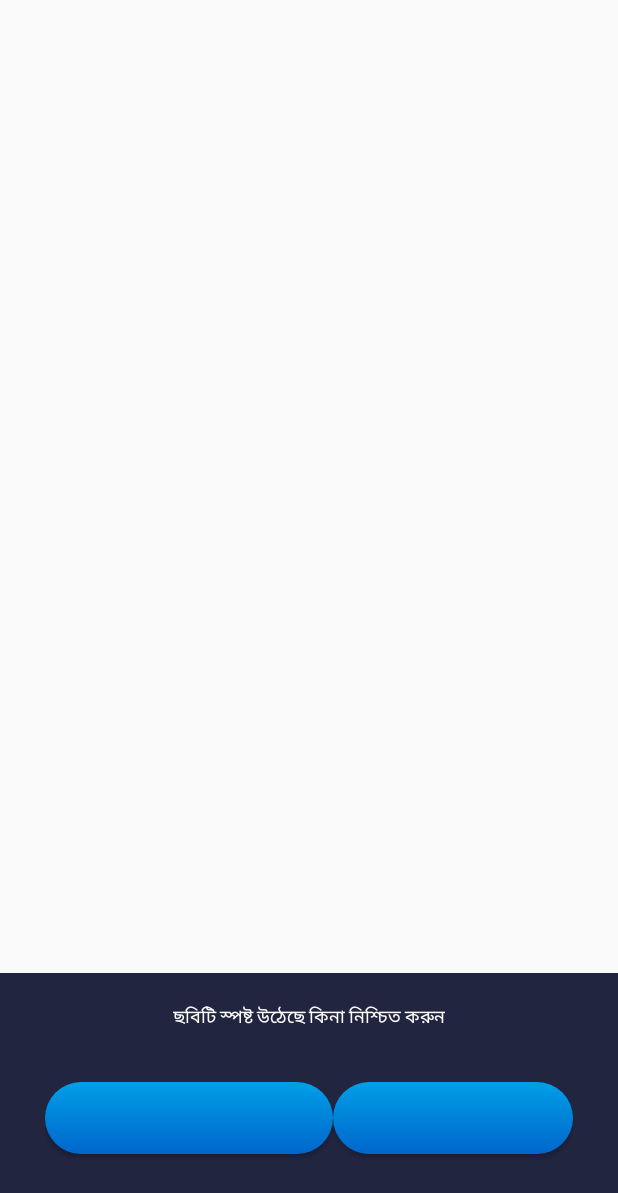
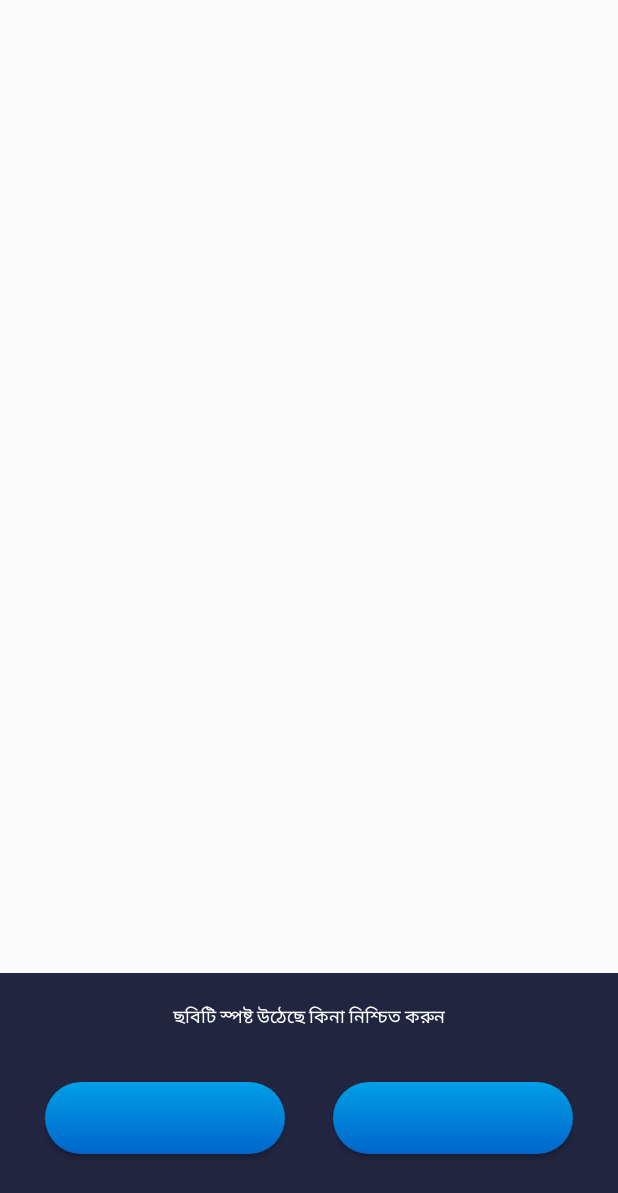
Before and after one commit to shitab14/sheba-camera, an Android app: the screen it shows after launch (TakenPictureActivity), after a tap on an icon or button, on a phone screen of 412 x 824 dp. Shown: the top 1193 px of the screen. Run offline under Robolectric (Android 15) with nearby library versions, the phone set to English and light mode, and no system bars.

Commit message:
Minor Changes

```diff
--- a/app/src/main/java/com/shitab/sheba_camera/ShebaCameraActivity.java
+++ b/app/src/main/java/com/shitab/sheba_camera/ShebaCameraActivity.java
@@ -49,6 +49,8 @@ public class ShebaCameraActivity extends AppCompatActivity implements SurfaceHol
     RelativeLayout rlButtonHolder;
     Button btnCapture;
 
+    boolean cameraReleasedFlag;
+
     @Override
     protected void onCreate(Bundle savedInstanceState) {
         super.onCreate(savedInstanceState);
@@ -77,6 +79,9 @@ public class ShebaCameraActivity extends AppCompatActivity implements SurfaceHol
 
 
     private void initView() {
+
+        //VAR
+        cameraReleasedFlag=false;
 
         //LAYOUT
         rlButtonHolder=findViewById(R.id.rlButtonHolder);
@@ -120,7 +125,10 @@ public class ShebaCameraActivity extends AppCompatActivity implements SurfaceHol
 
         synchronized (holder)
         {draw();}   //call a draw method
+
         camera.cancelAutoFocus();
+
+
         //CAMERA PARAMS
         Camera.Parameters param;
         param = camera.getParameters();
@@ -184,6 +192,7 @@ public class ShebaCameraActivity extends AppCompatActivity implements SurfaceHol
     @Override
     public void surfaceDestroyed(SurfaceHolder surfaceHolder) {
         //camera.stopPreview();
+        cameraReleasedFlag=true;
         camera.release();
     }
 
--- a/app/src/main/res/layout/activity_taken_picture.xml
+++ b/app/src/main/res/layout/activity_taken_picture.xml
@@ -63,8 +63,7 @@
                     android:layout_centerInParent="true"
                     android:layout_alignParentLeft="true"
                     android:layout_alignParentStart="true"
-                    android:layout_toLeftOf="@+id/ivSubmit"
-                    android:layout_toStartOf="@+id/ivSubmit" />
+                    />
 
                 <Button
                     android:id="@+id/ivSubmit"
```
